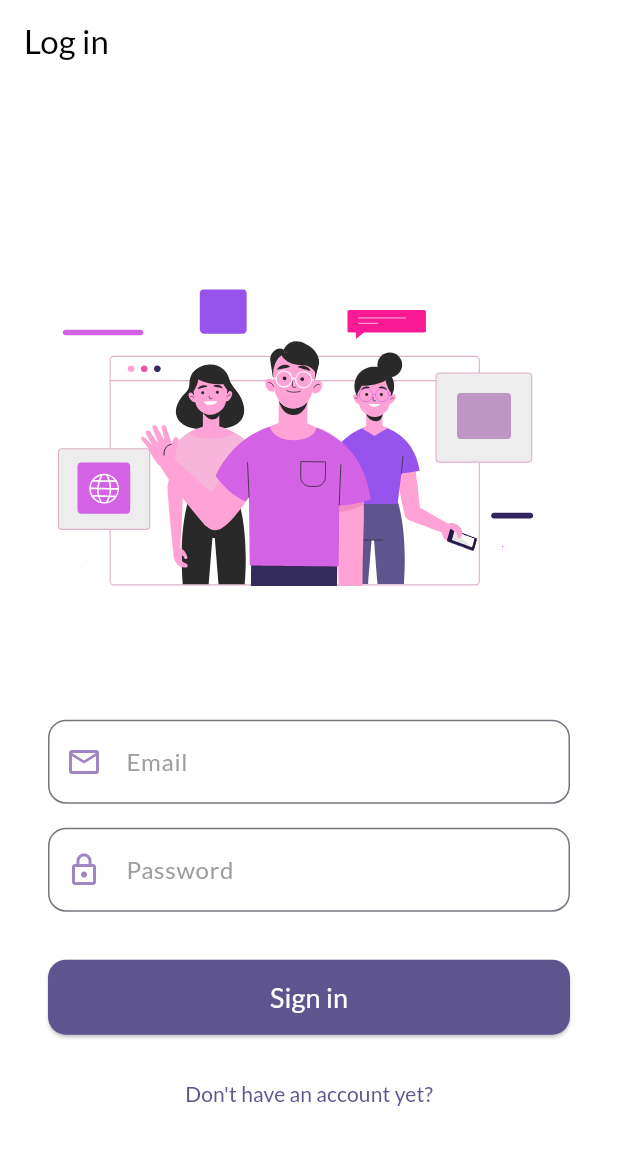
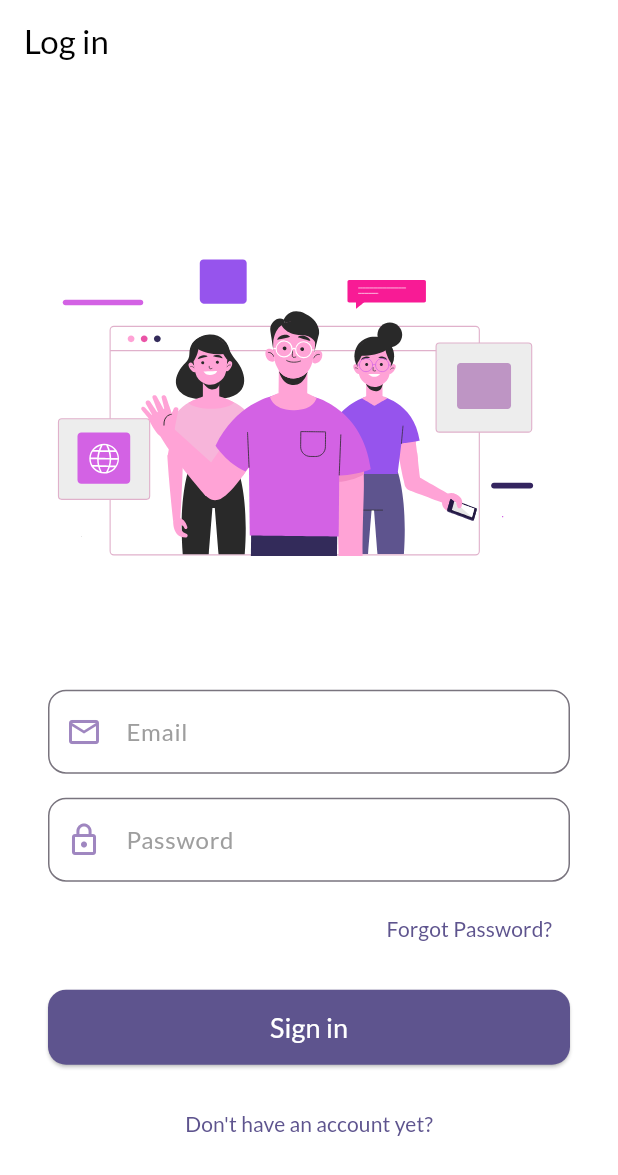
Before and after one commit to Sehgal-Arjun/wannabet, a Flutter app: the LoginPage screen opened directly, on a phone screen of 412 x 824 dp. Shown: the top 1175 px of the screen. Run offline on Flutter 3.47's test engine with Material 3 defaults, Android fonts, the phone set to English and light mode, and no system bars; our stand-ins replace firebase_auth, firebase_core, google_fonts, lottie, smooth_page_indicator; accounts and stored records are empty; statements that could not run were skipped.

Commit message:
reset password working

```diff
--- a/lib/login.dart
+++ b/lib/login.dart
@@ -30,6 +30,25 @@ class _LoginPageState extends State<LoginPage> {
     } catch (e) {
       ScaffoldMessenger.of(context).showSnackBar(
         SnackBar(content: Text("Failed to sign in: ${e.toString()}")),
+      );
+    }
+  }
+
+  Future<void> resetPassword() async {
+    if (_email.text.isEmpty) {
+      ScaffoldMessenger.of(context).showSnackBar(
+        SnackBar(content: Text("Please enter your email to reset password")),
+      );
+      return;
+    }
+    try {
+      await FirebaseAuth.instance.sendPasswordResetEmail(email: _email.text.trim());
+      ScaffoldMessenger.of(context).showSnackBar(
+        SnackBar(content: Text("Password reset email sent!")),
+      );
+    } catch (e) {
+      ScaffoldMessenger.of(context).showSnackBar(
+        SnackBar(content: Text("Error: ${e.toString()}")),
       );
     }
   }
@@ -77,7 +96,18 @@ class _LoginPageState extends State<LoginPage> {
                     ],
                   ),
                 ),
-                const SizedBox(height: 32),
+                const SizedBox(height: 8),
+                Align(
+                  alignment: Alignment.centerRight,
+                  child: TextButton(
+                    onPressed: resetPassword,
+                    child: Text(
+                      "Forgot Password?",
+                      style: GoogleFonts.lato(color: Color(0xFF5e548e)),
+                    ),
+                  ),
+                ),
+                const SizedBox(height: 16),
                 ElevatedButton(
                   style: ElevatedButton.styleFrom(
                     backgroundColor: Color(0xFF5e548e),
```
